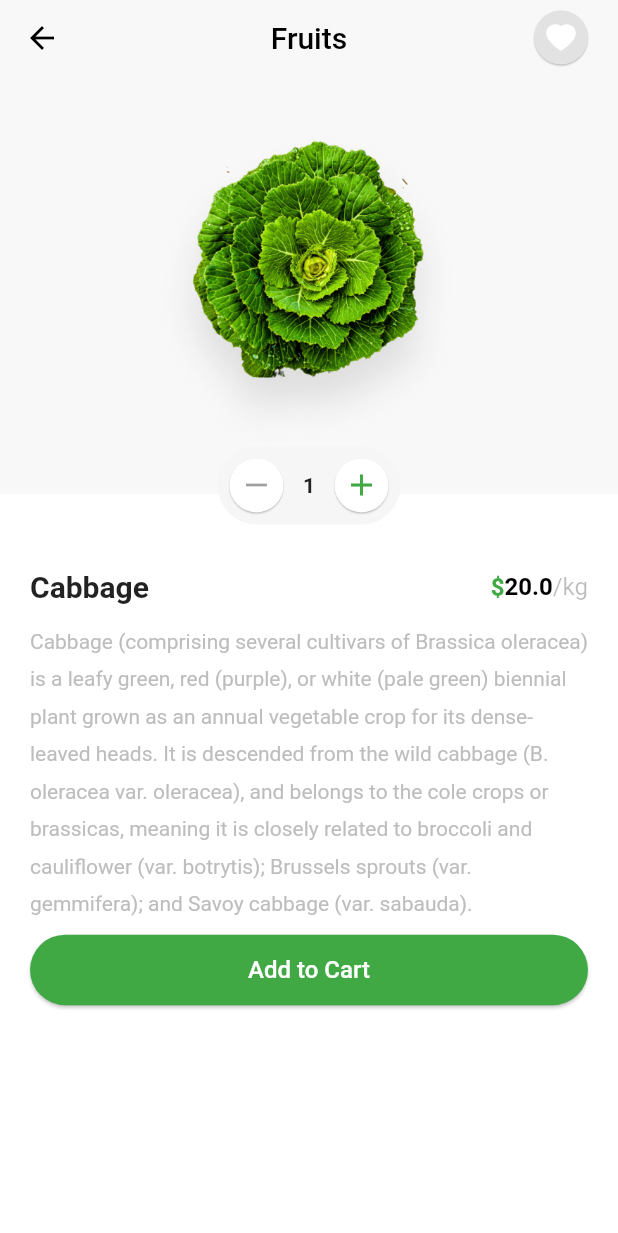
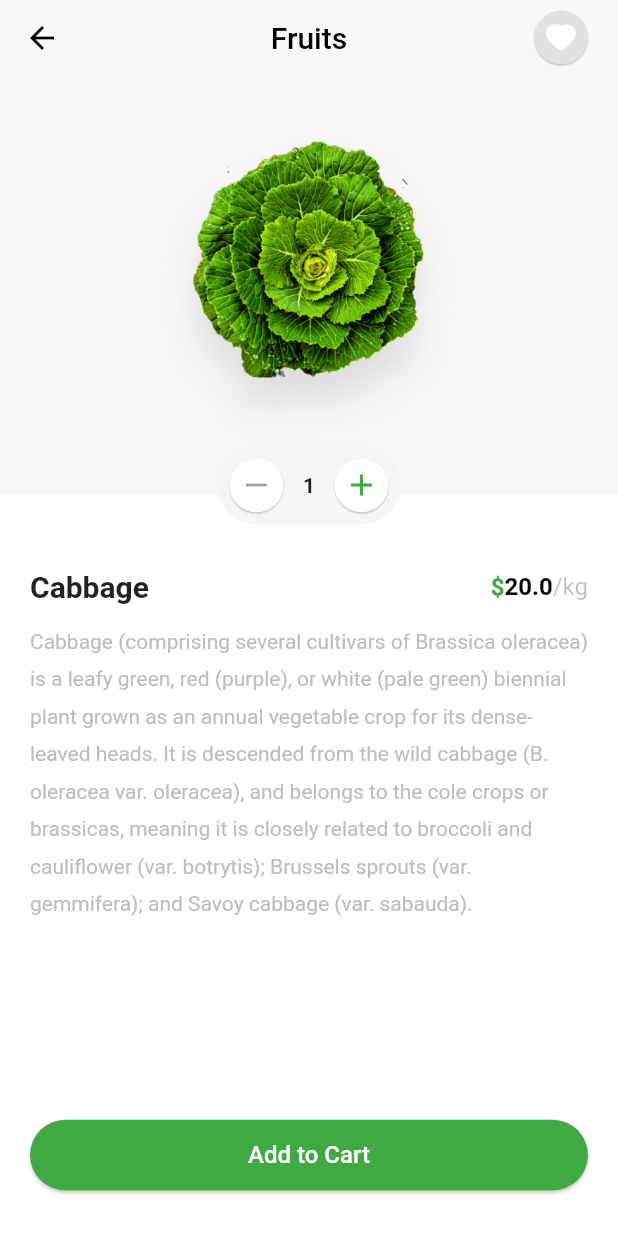
Before and after one commit to SiKirillo/awesome_flutter, a Flutter app: the screen it shows after launch, after a tap on "Cabbage", on a phone screen of 412 x 824 dp. Shown: the top 1233 px of the screen. Run offline on Flutter 3.47's test engine with Material 2 defaults, Android fonts, the phone set to English and light mode, and no system bars; our stand-ins replace cloud_firestore, firebase_auth, firebase_core, fl_chart, flutter_spinkit, flutter_svg and 2 more; accounts and stored records are empty.

```diff
--- a/plants_animated_shop/lib/src/features/details/screens/details_screen.dart
+++ b/plants_animated_shop/lib/src/features/details/screens/details_screen.dart
@@ -85,16 +85,22 @@ class _DetailsScreenState extends State<DetailsScreen> {
                   const SizedBox(
                     height: kDefaultPadding / 2.0,
                   ),
-                  Expanded(
+                  const Expanded(
                     child: ScrollableWrapper(
-                      widgets: [
-                        const Text(
+                      widgets: <Widget>[
+                        Text(
                           'Cabbage (comprising several cultivars of Brassica oleracea) is a leafy green, red (purple), or white (pale green) biennial plant grown as an annual vegetable crop for its dense-leaved heads. It is descended from the wild cabbage (B. oleracea var. oleracea), and belongs to the cole crops or brassicas, meaning it is closely related to broccoli and cauliflower (var. botrytis); Brussels sprouts (var. gemmifera); and Savoy cabbage (var. sabauda).',
                           style: TextStyle(
                             color: Color(0xFFBDBDBD),
                             height: 1.8,
                           ),
                         ),
+                      ],
+                    ),
+                  ),
+                  Flex(
+                    direction: Axis.vertical,
+                    children: <Widget>[
                       const SizedBox(
                         height: kDefaultPadding / 2.0,
                       ),
@@ -107,7 +113,6 @@ class _DetailsScreenState extends State<DetailsScreen> {
                       ),
                     ],
                   ),
-                  ),
                 ],
               ),
             ),
--- a/plants_animated_shop/lib/src/features/home/widgets/product_list.dart
+++ b/plants_animated_shop/lib/src/features/home/widgets/product_list.dart
@@ -73,10 +73,7 @@ class ProductCard extends StatelessWidget {
     return GestureDetector(
       onTap: callback,
       child: Container(
-        padding: const EdgeInsets.symmetric(
-          vertical: 8.0,
-          horizontal: 12.0,
-        ),
+        padding: const EdgeInsets.all(12.0),
         decoration: const BoxDecoration(
           color: kProductItemBackgroundColor,
           borderRadius: BorderRadius.all(
@@ -85,7 +82,7 @@ class ProductCard extends StatelessWidget {
         ),
         child: Flex(
           direction: Axis.vertical,
-          crossAxisAlignment: CrossAxisAlignment.start,
+          mainAxisAlignment: MainAxisAlignment.spaceBetween,
           children: <Widget>[
             Hero(
               tag: product.title,
@@ -96,6 +93,10 @@ class ProductCard extends StatelessWidget {
                 fit: BoxFit.cover,
               ),
             ),
+            Flex(
+              direction: Axis.vertical,
+              crossAxisAlignment: CrossAxisAlignment.start,
+              children: <Widget>[
                 Text(
                   product.title,
                   style: Theme.of(context)
@@ -116,7 +117,9 @@ class ProductCard extends StatelessWidget {
                       callback: () {},
                     ),
                   ],
-            )
+                ),
+              ],
+            ),
           ],
         ),
       ),
```
Lines whose indentation alone changed are shown as unchanged.
